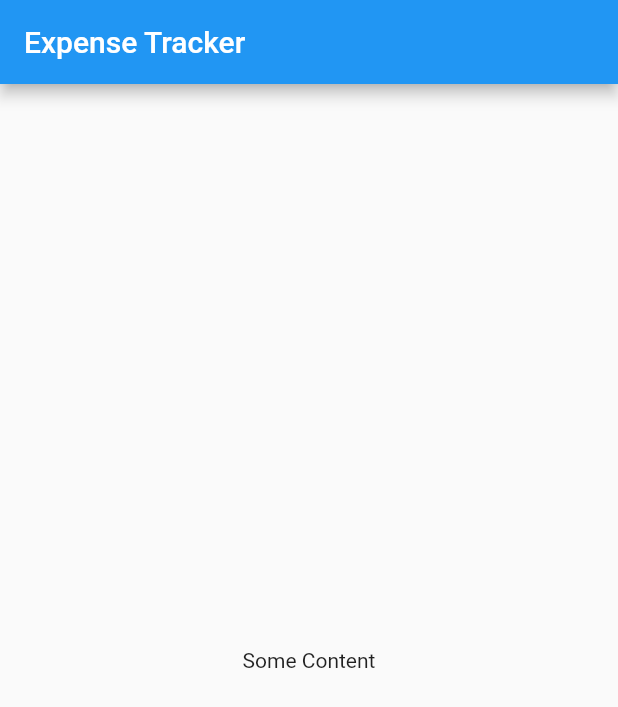
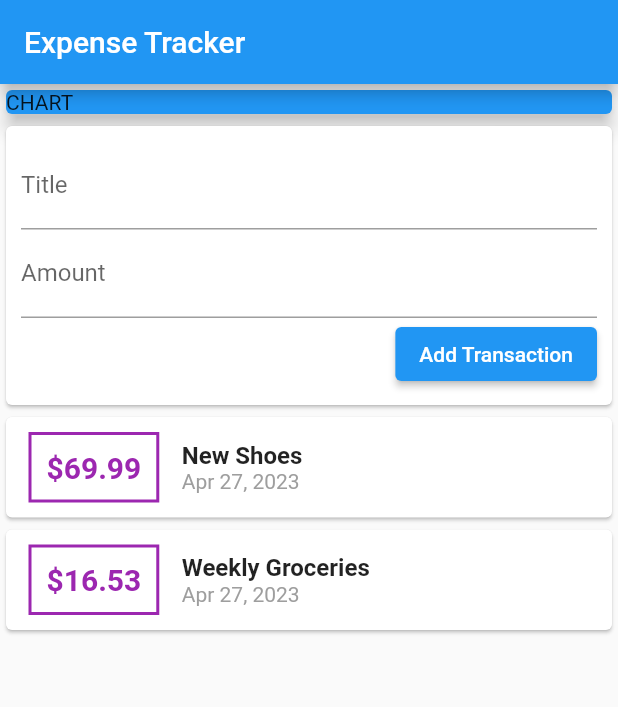
Before and after one commit to bjamyl/flutter-expense-tracker, a Flutter app: the screen it shows after launch, on a phone screen of 412 x 824 dp. Shown: the top 707 px of the screen. Run offline on Flutter 3.47's test engine with Material 2 defaults, Android fonts, the phone set to English and light mode, and no system bars.

Commit message:
created transaction class, added transaction item widgets and input fields

```diff
--- a/lib/main.dart
+++ b/lib/main.dart
@@ -1,13 +1,16 @@
+import './transaction.dart';
 import 'package:flutter/material.dart';
+import 'package:intl/intl.dart';
 
-void main() => runApp(MyApp());
+void main() => runApp(const MyApp());
 
 class MyApp extends StatelessWidget {
   const MyApp({super.key});
 
   @override
   Widget build(BuildContext context) {
-    return const MaterialApp(
+    return MaterialApp(
+      debugShowCheckedModeBanner: false,
       title: 'Expense Tracker',
       home: MyHomePage(),
     );
@@ -15,7 +18,21 @@ class MyApp extends StatelessWidget {
 }
 
 class MyHomePage extends StatelessWidget {
-  const MyHomePage({super.key});
+  // MyHomePage({super.key});
+  final List<Transaction> transactions = [
+    Transaction(
+      id: 't1',
+      title: 'New Shoes',
+      amount: 69.99,
+      date: DateTime.now(),
+    ),
+    Transaction(
+      id: 't2',
+      title: 'Weekly Groceries',
+      amount: 16.53,
+      date: DateTime.now(),
+    ),
+  ];
 
   @override
   Widget build(BuildContext context) {
@@ -23,8 +40,76 @@ class MyHomePage extends StatelessWidget {
       appBar: AppBar(
         title: const Text('Expense Tracker'),
       ),
-      body: const Center(
-        child: Text('Some Content'),
+      body: Column(
+        crossAxisAlignment: CrossAxisAlignment.stretch,
+        children: <Widget>[
+          Container(
+            width: double.infinity,
+            child: const Card(
+              color: Colors.blue,
+              elevation: 5,
+              child: Text('CHART'),
+            ),
+          ),
+          Card(
+            child: Container(
+              padding: const EdgeInsets.all(10),
+              child:
+                  Column(crossAxisAlignment: CrossAxisAlignment.end, children: [
+                TextField(
+                  decoration: InputDecoration(labelText: 'Title'),
+                ),
+                TextField(
+                  decoration: InputDecoration(labelText: 'Amount'),
+                ),
+                ElevatedButton(
+                  onPressed: () {},
+                  child: Text('Add Transaction'),
+                )
+              ]),
+            ),
+          ),
+          Column(
+            children: transactions.map((tx) {
+              return Card(
+                  child: Row(
+                children: <Widget>[
+                  Container(
+                    margin: const EdgeInsets.symmetric(
+                        vertical: 10, horizontal: 15),
+                    decoration: BoxDecoration(
+                      border: Border.all(color: Colors.purple, width: 2),
+                    ),
+                    padding: const EdgeInsets.all(10),
+                    child: Text(
+                      '\$${tx.amount}',
+                      style: const TextStyle(
+                          fontWeight: FontWeight.bold,
+                          fontSize: 20,
+                          color: Colors.purple),
+                    ),
+                  ),
+                  Column(
+                    crossAxisAlignment: CrossAxisAlignment.start,
+                    children: [
+                      Text(
+                        tx.title,
+                        style: const TextStyle(
+                          fontSize: 16,
+                          fontWeight: FontWeight.bold,
+                        ),
+                      ),
+                      Text(
+                        DateFormat.yMMMd().format(tx.date),
+                        style: const TextStyle(color: Colors.grey),
+                      ),
+                    ],
+                  )
+                ],
+              ));
+            }).toList(),
+          )
+        ],
       ),
     );
   }
--- /dev/null
+++ b/lib/transaction.dart
@@ -0,0 +1,12 @@
+class Transaction {
+  final String id;
+  final String title;
+  final double amount;
+  final DateTime date;
+
+  Transaction(
+      {required this.id,
+      required this.title,
+      required this.amount,
+      required this.date});
+}
--- a/pubspec.yaml
+++ b/pubspec.yaml
@@ -35,6 +35,7 @@ dependencies:
   # The following adds the Cupertino Icons font to your application.
   # Use with the CupertinoIcons class for iOS style icons.
   cupertino_icons: ^1.0.2
+  intl: ^0.18.1
 
 dev_dependencies:
   flutter_test:
```
Also changed, not shown: pubspec.lock.
